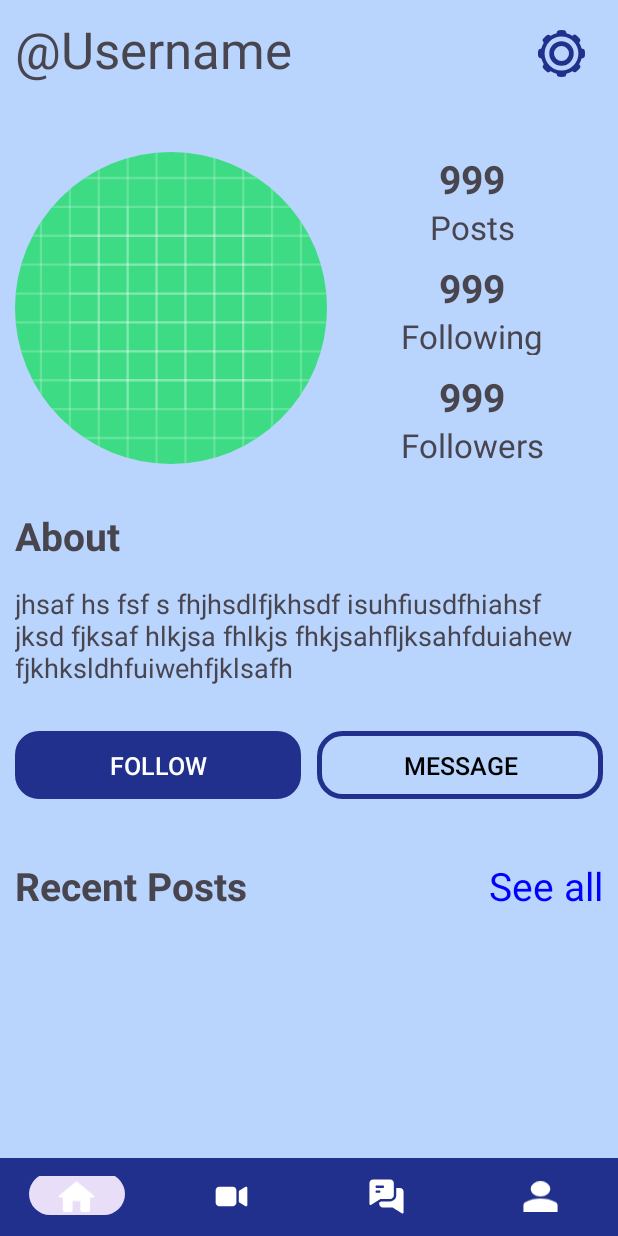
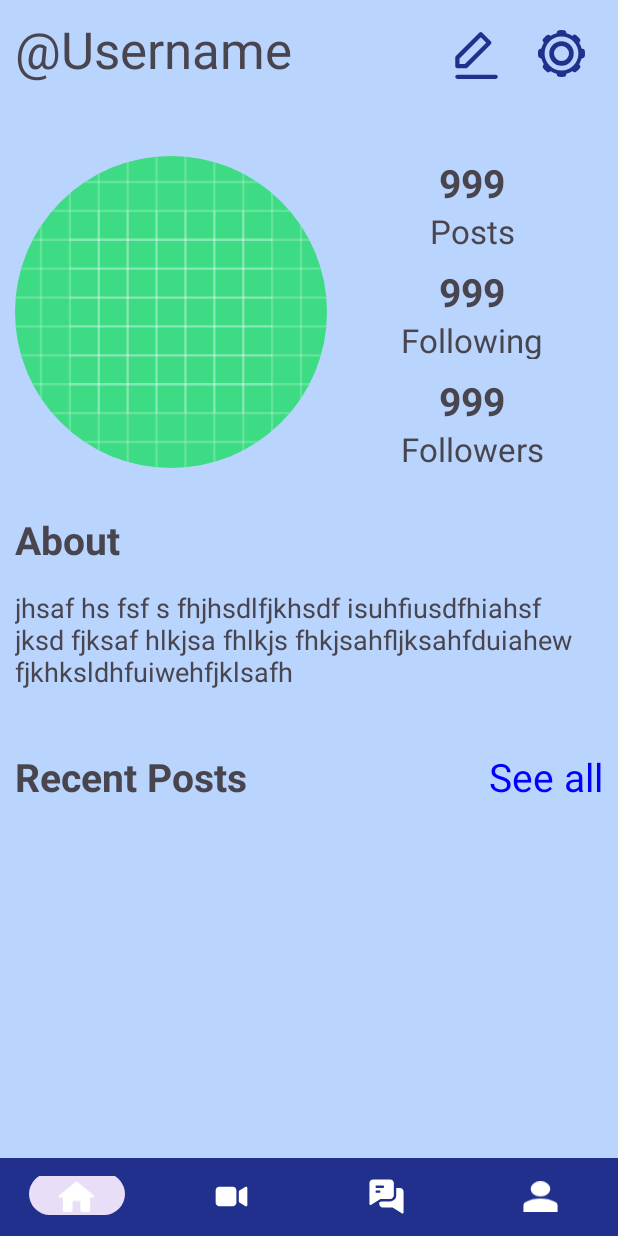
Before and after one commit to Ananad-Bhatt/Whisper, an Android app: the fragment ProfileFragment placed in its activity, on a phone screen of 412 x 824 dp. Run offline under Robolectric (Android 15) with nearby library versions, the phone set to English and light mode, and no system bars; our stand-ins replace CircleImageView, Firebase (no records; nobody signed in at launch, a user with empty details on screens opened directly), sdp/ssp sizes; libraries missing offline, so code that uses them is left out: com.github.dhaval2404.imagepicker; pictures from the network do not load.

Commit message:
Change Profile fragment UI

```diff
--- /dev/null
+++ b/app/src/main/res/drawable/edit.xml
@@ -0,0 +1,20 @@
+<vector xmlns:android="http://schemas.android.com/apk/res/android"
+    android:width="@dimen/_26sdp"
+    android:height="@dimen/_26sdp"
+    android:viewportWidth="24"
+    android:viewportHeight="24">
+  <path
+      android:pathData="M14,2l4,4l-11,11l-4,0l0,-4l11,-11z"
+      android:strokeLineJoin="round"
+      android:strokeWidth="2"
+      android:fillColor="#00000000"
+      android:strokeColor="@color/primary"
+      android:strokeLineCap="round"/>
+  <path
+      android:pathData="M3,22L21,22"
+      android:strokeLineJoin="round"
+      android:strokeWidth="2"
+      android:fillColor="#00000000"
+      android:strokeColor="@color/primary"
+      android:strokeLineCap="round"/>
+</vector>
--- a/app/src/main/res/layout/fragment_profile.xml
+++ b/app/src/main/res/layout/fragment_profile.xml
@@ -22,6 +22,13 @@
             android:gravity="start"
             android:layout_weight="1"
             android:textSize="@dimen/_26ssp"/>
+
+        <ImageButton
+            android:id="@+id/img_btn_profile_edit"
+            android:layout_width="wrap_content"
+            android:layout_height="wrap_content"
+            android:src="@drawable/edit"
+            android:backgroundTint="#000000FF"/>
 
         <ImageButton
             android:id="@+id/img_btn_profile_setting"
@@ -159,35 +166,6 @@
             android:textSize="@dimen/_14ssp"/>
     </LinearLayout>
 
-    <LinearLayout
-        android:layout_width="match_parent"
-        android:layout_height="wrap_content"
-        android:layout_marginTop="30dp"
-        android:layout_marginHorizontal="10dp">
-
-        <androidx.appcompat.widget.AppCompatButton
-            android:id="@+id/btn_profile_follow"
-            android:layout_width="wrap_content"
-            android:layout_height="@dimen/_35sdp"
-            android:layout_weight="1"
-            style="@style/BUTTON_FILL"
-            android:padding="0dp"
-            android:layout_marginEnd="5dp"
-            android:textSize="@dimen/_13ssp"
-            android:text="@string/follow"/>
-
-        <androidx.appcompat.widget.AppCompatButton
-            android:id="@+id/btn_profile_message"
-            android:layout_width="wrap_content"
-            android:layout_height="@dimen/_35sdp"
-            android:layout_weight="1"
-            android:padding="0dp"
-            android:layout_marginStart="5dp"
-            style="@style/BUTTON_OUTLINED"
-            android:textSize="@dimen/_13ssp"
-            android:text="@string/message"/>
-
-    </LinearLayout>
 
     <LinearLayout
         android:layout_width="match_parent"
--- a/app/src/main/res/values/strings.xml
+++ b/app/src/main/res/values/strings.xml
@@ -55,6 +55,7 @@
     <string name="message">Message</string>
     <string name="recent_posts">Recent Posts</string>
     <string name="see_all">See all </string>
+    <string name="edit_profile">Edit Profile</string>
 
 <!--    Chat activity-->
     <string name="enter_message">Enter Message</string>
```
Also changed, not shown: 2 other files.
